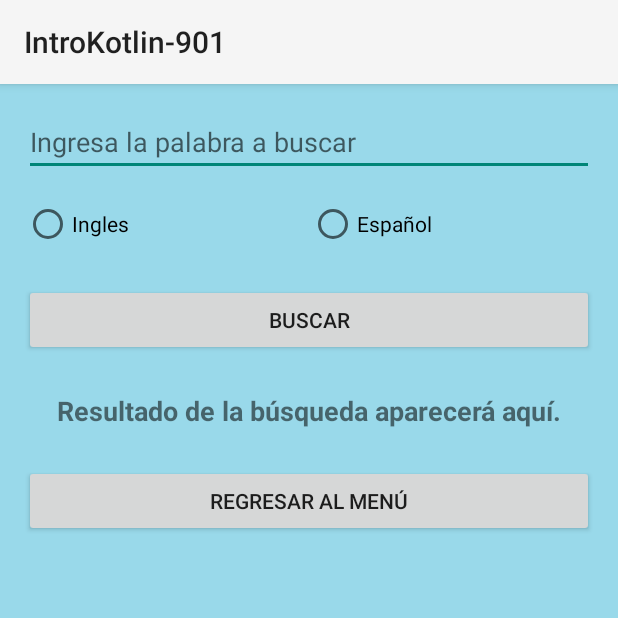
After one commit to IDGS-901-22002330/IntroKotlin-901, an Android app built with Jetpack Compose: the BuscarActivity screen opened directly, with no data from a screen before it, on a phone screen of 412 x 824 dp, the top half of it. The commit adds this screen. Run offline under Robolectric (Android 15) with nearby library versions, the phone set to English and light mode, and no system bars.

Commit message:
26-05-25 Diccionario

```diff
--- a/app/build.gradle.kts
+++ b/app/build.gradle.kts
@@ -36,6 +36,7 @@ android {
     }
     buildFeatures {
         compose = true
+        viewBinding = true
     }
 }
 
--- /dev/null
+++ b/app/src/main/java/com/example/introkotlin_901/diccionario/BuscarActivity.kt
@@ -0,0 +1,99 @@
+package com.example.introkotlin_901.diccionario
+
+import android.os.Bundle
+import android.widget.Button
+import android.widget.EditText
+import android.widget.RadioButton
+import android.widget.RadioGroup
+import android.widget.TextView
+import android.widget.Toast
+import androidx.appcompat.app.AppCompatActivity
+import com.example.introkotlin_901.R
+import java.io.BufferedReader
+import java.io.InputStreamReader
+
+class BuscarActivity : AppCompatActivity() {
+
+    private lateinit var campoBuscarPalabra: EditText
+    private lateinit var grupoOpcionesBusqueda: RadioGroup
+    private lateinit var radioBuscarEspanol: RadioButton
+    private lateinit var radioBuscarIngles: RadioButton
+    private lateinit var botonBuscarPalabra: Button
+    private lateinit var botonRegresarMenuBuscar: Button
+    private lateinit var textoResultadoBusqueda: TextView
+
+    private val NOMBRE_ARCHIVO = "palabras.txt"
+
+    override fun onCreate(savedInstanceState: Bundle?) {
+        super.onCreate(savedInstanceState)
+        setContentView(R.layout.activity_buscar)
+
+        campoBuscarPalabra = findViewById(R.id.campo_buscar_palabra)
+        grupoOpcionesBusqueda = findViewById(R.id.grupo_opciones_busqueda)
+        radioBuscarEspanol = findViewById(R.id.radio_buscar_espanol)
+        radioBuscarIngles = findViewById(R.id.radio_buscar_ingles)
+        botonBuscarPalabra = findViewById(R.id.boton_buscar_palabra)
+        botonRegresarMenuBuscar = findViewById(R.id.boton_regresar_menu_buscar)
+        textoResultadoBusqueda = findViewById(R.id.texto_resultado_busqueda)
+
+
+        botonBuscarPalabra.setOnClickListener {
+            buscarPalabra()
+        }
+
+        botonRegresarMenuBuscar.setOnClickListener {
+            finish()
+        }
+    }
+
+    private fun buscarPalabra() {
+        val palabraABuscar = campoBuscarPalabra.text.toString().trim()
+
+        if (palabraABuscar.isEmpty()) {
+            Toast.makeText(this, "Por favor, ingresa una palabra para buscar.", Toast.LENGTH_SHORT).show()
+            return
+        }
+
+        val idOpcionSeleccionada = grupoOpcionesBusqueda.checkedRadioButtonId
+        if (idOpcionSeleccionada == -1) {
+            Toast.makeText(this, "Por favor, selecciona una opción de búsqueda.", Toast.LENGTH_SHORT).show()
+            return
+        }
+
+        val buscarEnIngles = (idOpcionSeleccionada == radioBuscarEspanol.id)
+
+        var resultado = "Palabra no encontrada."
+
+        try {
+            openFileInput(NOMBRE_ARCHIVO).use { fileInputStream ->
+                InputStreamReader(fileInputStream).use { inputStreamReader ->
+                    BufferedReader(inputStreamReader).use { bufferedReader ->
+                        var linea: String?
+                        while (bufferedReader.readLine().also { linea = it } != null) {
+                            val partes = linea?.split(",")
+                            if (partes != null && partes.size == 2) {
+                                val palabraGuardadaIngles = partes[0].trim()
+                                val palabraGuardadaEspanol = partes[1].trim()
+
+                                if (buscarEnIngles) {
+                                    if (palabraGuardadaIngles.equals(palabraABuscar, ignoreCase = true)) {
+                                        resultado = "Español: $palabraGuardadaEspanol"
+                                        break
+                                    }
+                                } else {
+                                    if (palabraGuardadaEspanol.equals(palabraABuscar, ignoreCase = true)) {
+                                        resultado = "Inglés: $palabraGuardadaIngles"
+                                        break
+                                    }
+                                }
+                            }
+                        }
+                    }
+                }
+            }
+        } catch (e: Exception) {
+            resultado = "Error al leer el archivo de palabras."
+        }
+        textoResultadoBusqueda.text = resultado
+    }
+}
--- /dev/null
+++ b/app/src/main/res/layout/activity_buscar.xml
@@ -0,0 +1,64 @@
+<?xml version="1.0" encoding="utf-8"?>
+<LinearLayout xmlns:android="http://schemas.android.com/apk/res/android"
+    xmlns:tools="http://schemas.android.com/tools"
+    android:layout_width="match_parent"
+    android:layout_height="match_parent"
+    android:orientation="vertical"
+    android:padding="16dp"
+    tools:context=".diccionario.BuscarActivity"
+    android:background="#99d9ea">
+
+    <EditText
+        android:id="@+id/campo_buscar_palabra"
+        android:layout_width="match_parent"
+        android:layout_height="wrap_content"
+        android:hint="Ingresa la palabra a buscar"
+        android:inputType="textCapWords"
+        android:layout_marginBottom="16dp"/>
+
+    <RadioGroup
+        android:id="@+id/grupo_opciones_busqueda"
+        android:layout_width="match_parent"
+        android:layout_height="wrap_content"
+        android:orientation="horizontal"
+        android:layout_marginBottom="24dp">
+
+        <RadioButton
+            android:id="@+id/radio_buscar_espanol"
+            android:layout_width="0dp"
+            android:layout_height="wrap_content"
+            android:layout_weight="1"
+            android:text="Ingles"/>
+
+        <RadioButton
+            android:id="@+id/radio_buscar_ingles"
+            android:layout_width="0dp"
+            android:layout_height="wrap_content"
+            android:layout_weight="1"
+            android:text="Español"/>
+    </RadioGroup>
+
+    <Button
+        android:id="@+id/boton_buscar_palabra"
+        android:layout_width="match_parent"
+        android:layout_height="wrap_content"
+        android:text="Buscar"
+        android:layout_marginBottom="24dp"/>
+
+    <TextView
+        android:id="@+id/texto_resultado_busqueda"
+        android:layout_width="match_parent"
+        android:layout_height="wrap_content"
+        android:text="Resultado de la búsqueda aparecerá aquí."
+        android:textSize="18sp"
+        android:textStyle="bold"
+        android:gravity="center"
+        android:layout_marginBottom="24dp"/>
+
+    <Button
+        android:id="@+id/boton_regresar_menu_buscar"
+        android:layout_width="match_parent"
+        android:layout_height="wrap_content"
+        android:text="Regresar al Menú"/>
+
+</LinearLayout>
```
Also changed, not shown: app/src/main/AndroidManifest.xml (+17 -6 lines), app/src/main/java/com/example/introkotlin_901/MenuActivity.kt (+8 -0 lines), app/src/main/java/com/example/introkotlin_901/diccionario/CapturarActivity.kt (added, +63 -0 lines), app/src/main/java/com/example/introkotlin_901/diccionario/MenuDiccionarioActivity.kt (added, +41 -0 lines), app/src/main/res/layout/activity_capturar.xml (added, +39 -0 lines), app/src/main/res/layout/activity_menu.xml (+11 -0 lines), app/src/main/res/layout/activity_menu_diccionario.xml (added, +40 -0 lines).
